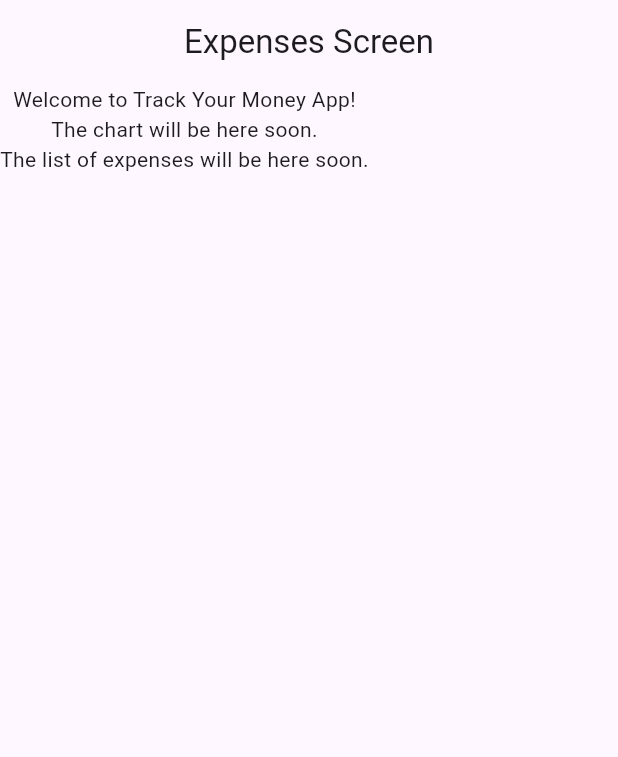
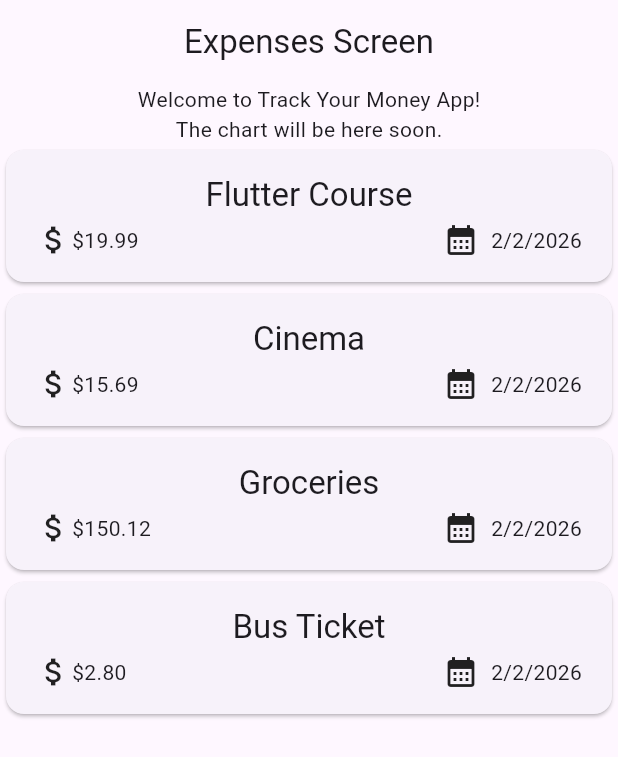
Before and after one commit to manolisfcb/TrackYourMonyApp, a Flutter app: the screen it shows after launch, on a phone screen of 412 x 824 dp. Shown: the top 757 px of the screen. Run offline on Flutter 3.47's test engine with Material 3 defaults, Android fonts, the phone set to English and light mode, and no system bars.

Commit message:
Refactor expenses management by creating Expenses and ExpensesList widgets, and update imports accordingly

```diff
--- a/track_your_mony_app/lib/expenses.dart
+++ /dev/null
@@ -1,27 +0,0 @@
-import 'package:flutter/material.dart';
-
-class Expenses  extends StatefulWidget {
-  const Expenses ({super.key});
-
-  @override
-  State<Expenses > createState() => _ExpensesState();
-}
-
-class _ExpensesState extends State<Expenses > {
-  @override
-  Widget build(BuildContext context) {
-    return Scaffold(
-      appBar: AppBar(
-        title: const Text('Expenses Screen'),
-        centerTitle: true,
-      ),
-      body: const Column(
-        children: [
-          Text('Welcome to Track Your Money App!'),
-          Text("The chart will be here soon."),
-          Text("The list of expenses will be here soon."),
-        ],
-      ),
-    );
-  }
-}
--- a/track_your_mony_app/lib/main.dart
+++ b/track_your_mony_app/lib/main.dart
@@ -1,5 +1,5 @@
 import 'package:flutter/material.dart';
-import 'package:track_your_mony_app/expenses.dart';
+import 'package:track_your_mony_app/widgets/expenses.dart';
 
 void main() {
   runApp( MaterialApp(
--- a/track_your_mony_app/lib/models/expense.dart
+++ b/track_your_mony_app/lib/models/expense.dart
@@ -1,4 +1,3 @@
-import 'package:flutter/rendering.dart';
 import 'package:uuid/uuid.dart';
 final Uuid uuid = Uuid();
 
--- /dev/null
+++ b/track_your_mony_app/lib/widgets/expense_item.dart
@@ -0,0 +1,46 @@
+import 'package:flutter/cupertino.dart';
+import 'package:flutter/material.dart';
+import 'package:track_your_mony_app/models/expense.dart';
+
+class ExpenseItem extends StatelessWidget {
+  const ExpenseItem({super.key, required this.expense});
+
+  final Expense expense;
+
+  @override
+  Widget build(BuildContext context) {
+    return Card(
+      child: Padding(
+        padding: const EdgeInsets.symmetric(
+          horizontal: 20,
+          vertical: 16.0),
+        child: Column(
+          children: [
+            Text(
+              expense.title,
+              style: Theme.of(context).textTheme.titleLarge,
+            ),
+            const SizedBox(height: 4),
+            Row(
+              children: [
+                Icon(Icons.attach_money),
+                Text('\$${expense.amount.toStringAsFixed(2)}'),
+                const Spacer(),
+                Row(
+                  children: [
+                Icon(Icons.calendar_month),
+                const SizedBox(width: 8),
+                Text('${expense.date.day}/${expense.date.month}/${expense.date.year}'),
+
+                  ],
+                ),
+
+              ],
+            ),
+
+          ],
+        ),
+      ),
+    );
+  }
+}
--- /dev/null
+++ b/track_your_mony_app/lib/widgets/expenses.dart
@@ -0,0 +1,56 @@
+import 'package:flutter/material.dart';
+import 'package:track_your_mony_app/models/expense.dart';
+import 'package:track_your_mony_app/widgets/expenses_list.dart';
+class Expenses  extends StatefulWidget {
+  const Expenses ({super.key});
+
+  @override
+  State<Expenses > createState() => _ExpensesState();
+}
+
+class _ExpensesState extends State<Expenses > {
+
+  final List<Expense> registeredExpenses = [
+    Expense(
+      title: 'Flutter Course',
+      amount: 19.99,
+      date: DateTime.now(),
+      category: Category.work,
+    ),
+    Expense(
+      title: 'Cinema',
+      amount: 15.69,
+      date: DateTime.now(),
+      category: Category.leisure,
+    ),
+    Expense(
+      title: 'Groceries',
+      amount: 150.12,
+      date: DateTime.now(),
+      category: Category.food,
+    ),
+    Expense(
+      title: 'Bus Ticket',
+      amount: 2.80,
+      date: DateTime.now(),
+      category: Category.travel,
+    ),
+  ];
+
+  @override
+  Widget build(BuildContext context) {
+    return Scaffold(
+      appBar: AppBar(
+        title: const Text('Expenses Screen'),
+        centerTitle: true,
+      ),
+      body: Column(
+        children: [
+          Text('Welcome to Track Your Money App!'),
+          Text("The chart will be here soon."),
+          Expanded(child: ExpensesList(expenses: registeredExpenses)),
+        ],
+      ),
+    );
+  }
+}
--- /dev/null
+++ b/track_your_mony_app/lib/widgets/expenses_list.dart
@@ -0,0 +1,18 @@
+import 'package:flutter/material.dart';
+import 'package:track_your_mony_app/models/expense.dart';
+import 'package:track_your_mony_app/widgets/expense_item.dart';
+
+class ExpensesList extends StatelessWidget {
+  const ExpensesList({super.key, required this.expenses});
+
+  final List<Expense> expenses;
+
+  @override
+  Widget build(BuildContext context) {
+    return ListView.builder(
+      itemCount: expenses.length,
+      itemBuilder: (context, index) => ExpenseItem(expense: expenses[index]),
+    );
+
+    }
+}
```
